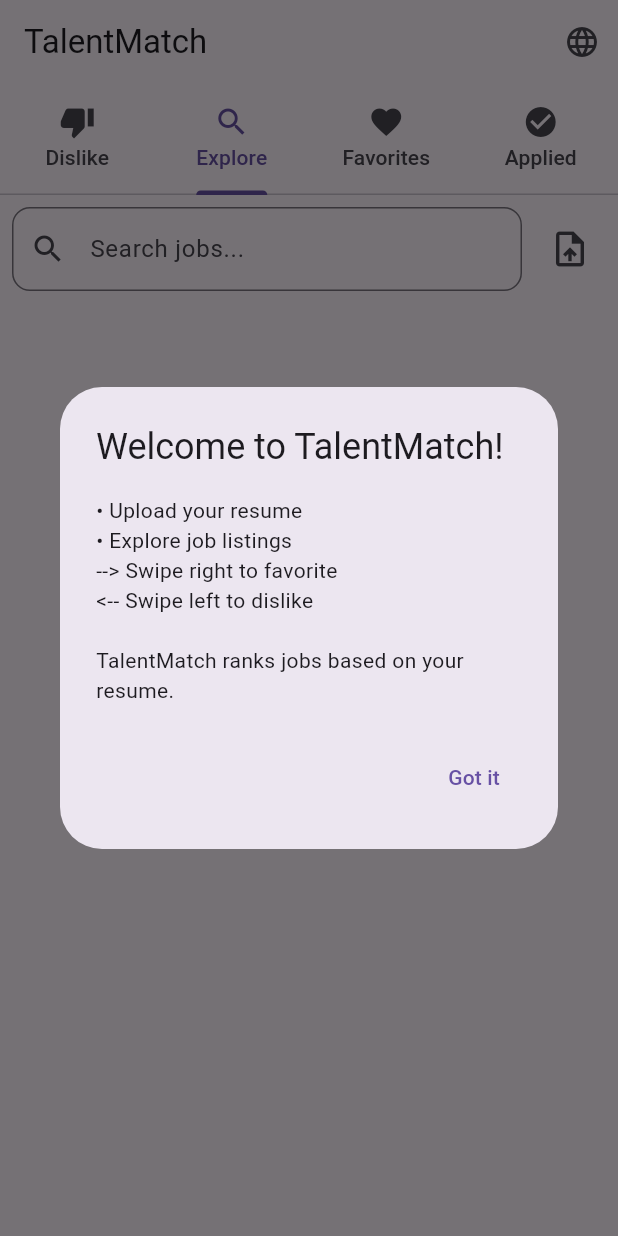
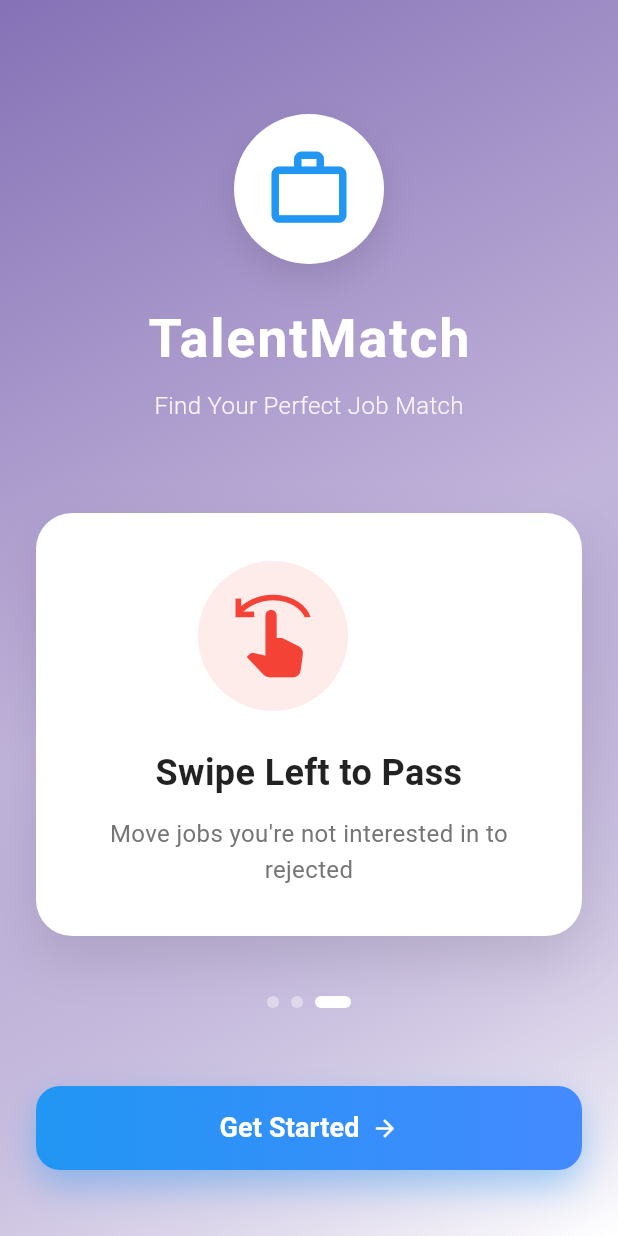
Before and after one commit to devanshw/TalentMatch, a Flutter app: the screen it shows after launch, on a phone screen of 412 x 824 dp. Run offline on Flutter 3.47's test engine with Material 3 defaults, Android fonts, the phone set to English and light mode, and no system bars; our stand-ins replace file_picker, shared_preferences; missing offline and left inert: docx_to_text, pdf_text.

Commit message:
added landing page

```diff
--- a/lib/views/job_app.dart
+++ b/lib/views/job_app.dart
@@ -1,7 +1,7 @@
 import 'package:flutter/material.dart';
 import 'package:shared_preferences/shared_preferences.dart';
-import 'package:talent_match/l10n/app_localizations.dart';
 import 'home_tabs_screen.dart';
+import 'landing_screen.dart';
 
 class JobApp extends StatefulWidget {
   const JobApp({super.key});
@@ -11,42 +11,34 @@ class JobApp extends StatefulWidget {
 }
 
 class _JobAppState extends State<JobApp> {
+  bool _hasSeenIntro = false;
+  bool _isLoading = true;
+
   @override
   void initState() {
     super.initState();
-    WidgetsBinding.instance.addPostFrameCallback((_) {
-      _showIntroPopup();
-    });
+    _checkIfSeenIntro();
   }
 
-  Future<void> _showIntroPopup() async {
+  Future<void> _checkIfSeenIntro() async {
     final prefs = await SharedPreferences.getInstance();
-    final hasSeen = false;
+    final hasSeen = prefs.getBool('hasSeenIntro') ?? false;
 
-    if (hasSeen || !mounted) return;
+    setState(() {
+      _hasSeenIntro = hasSeen;
+      _isLoading = false;
+    });
 
-    final l10n = AppLocalizations.of(context)!;
+    // Mark as seen after showing landing screen
+    if (!hasSeen) {
+      await prefs.setBool('hasSeenIntro', true);
+    }
+  }
 
-    showDialog(
-      context: context,
-      builder: (_) => AlertDialog(
-        title: Text(l10n.welcomeTitle),
-        content: Text(l10n.welcomeMessage),
-        actions: [
-          TextButton(
-            child: Text(l10n.gotIt),
-            onPressed: () async {
-              await prefs.setBool('hasSeenIntro', true);
-              Navigator.pop(context);
-            },
-          ),
-        ],
-      ),
-    );
-  }
 
   @override
   Widget build(BuildContext context) {
-    return const HomeTabsScreen();
+    // Always show landing screen
+    return const LandingScreen();
   }
 }
--- /dev/null
+++ b/lib/views/landing_screen.dart
@@ -0,0 +1,368 @@
+import 'package:flutter/material.dart';
+import 'dart:async';
+import 'home_tabs_screen.dart';
+
+
+class LandingScreen extends StatefulWidget {
+  const LandingScreen({super.key});
+
+  @override
+  State<LandingScreen> createState() => _LandingScreenState();
+}
+
+class _LandingScreenState extends State<LandingScreen>
+    with TickerProviderStateMixin {
+  late AnimationController _fadeController;
+  late AnimationController _slideController;
+  late AnimationController _swipeController;
+  late Animation<double> _fadeAnimation;
+  late Animation<Offset> _slideAnimation;
+
+  int _currentFeature = 0;
+  Timer? _featureTimer;
+
+  final List<Map<String, dynamic>> _features = [
+    {
+      'icon': Icons.upload_file,
+      'title': 'Upload Your Resume',
+      'description': 'Upload your resume to get personalized job matches',
+      'color': Colors.blue,
+    },
+    {
+      'icon': Icons.swipe_right,
+      'title': 'Swipe Right to Like',
+      'description': 'Save jobs you\'re interested in to your favorites',
+      'color': Colors.green,
+    },
+    {
+      'icon': Icons.swipe_left,
+      'title': 'Swipe Left to Pass',
+      'description': 'Move jobs you\'re not interested in to rejected',
+      'color': Colors.red,
+    },
+  ];
+
+  @override
+  void initState() {
+    super.initState();
+
+    _fadeController = AnimationController(
+      vsync: this,
+      duration: const Duration(milliseconds: 800),
+    );
+
+    _slideController = AnimationController(
+      vsync: this,
+      duration: const Duration(milliseconds: 600),
+    );
+
+    _swipeController = AnimationController(
+      vsync: this,
+      duration: const Duration(milliseconds: 1500),
+    );
+
+    _fadeAnimation = Tween<double>(begin: 0.0, end: 1.0).animate(
+      CurvedAnimation(parent: _fadeController, curve: Curves.easeIn),
+    );
+
+    _slideAnimation = Tween<Offset>(
+      begin: const Offset(0, 0.3),
+      end: Offset.zero,
+    ).animate(CurvedAnimation(parent: _slideController, curve: Curves.easeOut));
+
+    _fadeController.forward();
+    _slideController.forward();
+    _swipeController.repeat(reverse: true);
+
+    // Auto-rotate features
+    _featureTimer = Timer.periodic(const Duration(seconds: 3), (timer) {
+      if (mounted) {
+        setState(() {
+          _currentFeature = (_currentFeature + 1) % _features.length;
+        });
+      }
+    });
+  }
+
+  @override
+  void dispose() {
+    _featureTimer?.cancel();
+    _fadeController.dispose();
+    _slideController.dispose();
+    _swipeController.dispose();
+    super.dispose();
+  }
+
+  void _navigateToHome() {
+    Navigator.pushReplacement(
+      context,
+      PageRouteBuilder(
+        pageBuilder: (context, animation, secondaryAnimation) =>
+            const HomeTabsScreen(),
+        transitionsBuilder: (context, animation, secondaryAnimation, child) {
+          return FadeTransition(opacity: animation, child: child);
+        },
+        transitionDuration: const Duration(milliseconds: 500),
+      ),
+    );
+  }
+
+  @override
+  Widget build(BuildContext context) {
+    return Scaffold(
+      body: Container(
+        decoration: BoxDecoration(
+          gradient: LinearGradient(
+            begin: Alignment.topLeft,
+            end: Alignment.bottomRight,
+            colors: [
+              Theme.of(context).primaryColor.withOpacity(0.8),
+              Theme.of(context).primaryColor.withOpacity(0.4),
+              Colors.white,
+            ],
+          ),
+        ),
+        child: SafeArea(
+          child: FadeTransition(
+            opacity: _fadeAnimation,
+            child: SlideTransition(
+              position: _slideAnimation,
+              child: Padding(
+                padding: const EdgeInsets.all(24.0),
+                child: Column(
+                  mainAxisAlignment: MainAxisAlignment.center,
+                  children: [
+                    const Spacer(),
+
+                    // App Logo/Title
+                    _buildLogo(),
+
+                    const SizedBox(height: 60),
+
+                    // Animated Feature Card
+                    _buildFeatureCard(),
+
+                    const SizedBox(height: 40),
+
+                    // Feature Dots Indicator
+                    _buildDotsIndicator(),
+
+                    const Spacer(),
+
+                    // Get Started Button
+                    _buildGetStartedButton(),
+
+                    const SizedBox(height: 20),
+                  ],
+                ),
+              ),
+            ),
+          ),
+        ),
+      ),
+    );
+  }
+
+  Widget _buildLogo() {
+    return Column(
+      children: [
+        Container(
+          padding: const EdgeInsets.all(20),
+          decoration: BoxDecoration(
+            color: Colors.white,
+            shape: BoxShape.circle,
+            boxShadow: [
+              BoxShadow(
+                color: Colors.black.withOpacity(0.1),
+                blurRadius: 20,
+                offset: const Offset(0, 10),
+              ),
+            ],
+          ),
+          child: const Icon(
+            Icons.work_outline,
+            size: 60,
+            color: Colors.blue,
+          ),
+        ),
+        const SizedBox(height: 24),
+        const Text(
+          'TalentMatch',
+          style: TextStyle(
+            fontSize: 36,
+            fontWeight: FontWeight.bold,
+            color: Colors.white,
+            letterSpacing: 1.2,
+          ),
+        ),
+        const SizedBox(height: 8),
+        Text(
+          'Find Your Perfect Job Match',
+          style: TextStyle(
+            fontSize: 16,
+            color: Colors.white.withOpacity(0.9),
+            fontWeight: FontWeight.w300,
+          ),
+        ),
+      ],
+    );
+  }
+
+  Widget _buildFeatureCard() {
+    final feature = _features[_currentFeature];
+
+    return AnimatedSwitcher(
+      duration: const Duration(milliseconds: 500),
+      transitionBuilder: (child, animation) {
+        return FadeTransition(
+          opacity: animation,
+          child: SlideTransition(
+            position: Tween<Offset>(
+              begin: const Offset(0, 0.1),
+              end: Offset.zero,
+            ).animate(animation),
+            child: child,
+          ),
+        );
+      },
+      child: Container(
+        key: ValueKey(_currentFeature),
+        padding: const EdgeInsets.all(32),
+        decoration: BoxDecoration(
+          color: Colors.white,
+          borderRadius: BorderRadius.circular(24),
+          boxShadow: [
+            BoxShadow(
+              color: Colors.black.withOpacity(0.1),
+              blurRadius: 30,
+              offset: const Offset(0, 15),
+            ),
+          ],
+        ),
+        child: Column(
+          children: [
+            // Animated Icon
+            AnimatedBuilder(
+              animation: _swipeController,
+              builder: (context, child) {
+                double offset = 0;
+                if (_currentFeature == 1) {
+                  // Swipe right animation
+                  offset = _swipeController.value * 30;
+                } else if (_currentFeature == 2) {
+                  // Swipe left animation
+                  offset = -_swipeController.value * 30;
+                }
+
+                return Transform.translate(
+                  offset: Offset(offset, 0),
+                  child: Container(
+                    padding: const EdgeInsets.all(20),
+                    decoration: BoxDecoration(
+                      color: feature['color'].withOpacity(0.1),
+                      shape: BoxShape.circle,
+                    ),
+                    child: Icon(
+                      feature['icon'],
+                      size: 60,
+                      color: feature['color'],
+                    ),
+                  ),
+                );
+              },
+            ),
+
+            const SizedBox(height: 24),
+
+            Text(
+              feature['title'],
+              style: const TextStyle(
+                fontSize: 24,
+                fontWeight: FontWeight.bold,
+                color: Colors.black87,
+              ),
+              textAlign: TextAlign.center,
+            ),
+
+            const SizedBox(height: 12),
+
+            Text(
+              feature['description'],
+              style: TextStyle(
+                fontSize: 16,
+                color: Colors.grey[600],
+                height: 1.5,
+              ),
+              textAlign: TextAlign.center,
+            ),
+          ],
+        ),
+      ),
+    );
+  }
+
+  Widget _buildDotsIndicator() {
+    return Row(
+      mainAxisAlignment: MainAxisAlignment.center,
+      children: List.generate(_features.length, (index) {
+        return AnimatedContainer(
+          duration: const Duration(milliseconds: 300),
+          margin: const EdgeInsets.symmetric(horizontal: 4),
+          height: 8,
+          width: _currentFeature == index ? 24 : 8,
+          decoration: BoxDecoration(
+            color: _currentFeature == index
+                ? Colors.white
+                : Colors.white.withOpacity(0.4),
+            borderRadius: BorderRadius.circular(4),
+          ),
+        );
+      }),
+    );
+  }
+
+  Widget _buildGetStartedButton() {
+    return Container(
+      width: double.infinity,
+      height: 56,
+      decoration: BoxDecoration(
+        borderRadius: BorderRadius.circular(16),
+        gradient: const LinearGradient(
+          colors: [Colors.blue, Colors.blueAccent],
+        ),
+        boxShadow: [
+          BoxShadow(
+            color: Colors.blue.withOpacity(0.4),
+            blurRadius: 20,
+            offset: const Offset(0, 10),
+          ),
+        ],
+      ),
+      child: ElevatedButton(
+        onPressed: _navigateToHome,
+        style: ElevatedButton.styleFrom(
+          backgroundColor: Colors.transparent,
+          shadowColor: Colors.transparent,
+          shape: RoundedRectangleBorder(
+            borderRadius: BorderRadius.circular(16),
+          ),
+        ),
+        child: const Row(
+          mainAxisAlignment: MainAxisAlignment.center,
+          children: [
+            Text(
+              'Get Started',
+              style: TextStyle(
+                fontSize: 18,
+                fontWeight: FontWeight.bold,
+                color: Colors.white,
+              ),
+            ),
+            SizedBox(width: 8),
+            Icon(Icons.arrow_forward, color: Colors.white),
+          ],
+        ),
+      ),
+    );
+  }
+}
```
